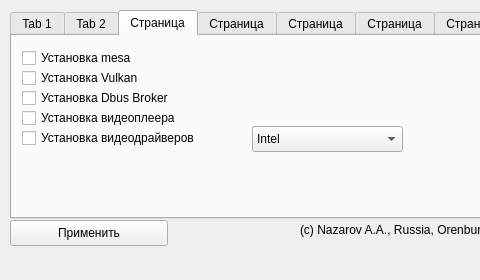
Qt form mainwindow.ui (ArtNazarov/arch-post-installer) before a commit; both pictures show x 0 to 480 and y 0 to 280 of the 760 by 280 pixel window.
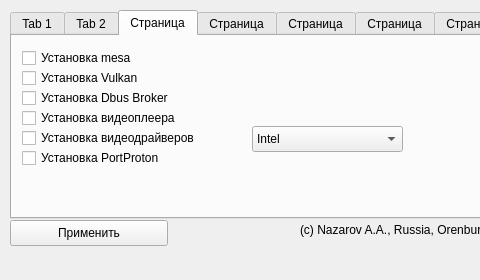
The same form after that commit. The open tabs and pages were chosen to show the change.

Commit message: Added installation of PortProton

Diff of the .ui file:
```diff
--- a/mainwindow.ui
+++ b/mainwindow.ui
@@ -372,6 +372,19 @@
        </property>
       </item>
      </widget>
+     <widget class="QCheckBox" name="chkInstallPortProton">
+      <property name="geometry">
+       <rect>
+        <x>10</x>
+        <y>110</y>
+        <width>181</width>
+        <height>24</height>
+       </rect>
+      </property>
+      <property name="text">
+       <string>Установка PortProton</string>
+      </property>
+     </widget>
     </widget>
     <widget class="QWidget" name="tabSoftwareCenters">
      <attribute name="title">
```
Left out of the diff: 2 changed lines with no effect on the pictures. The commit also changes 5 other files.
